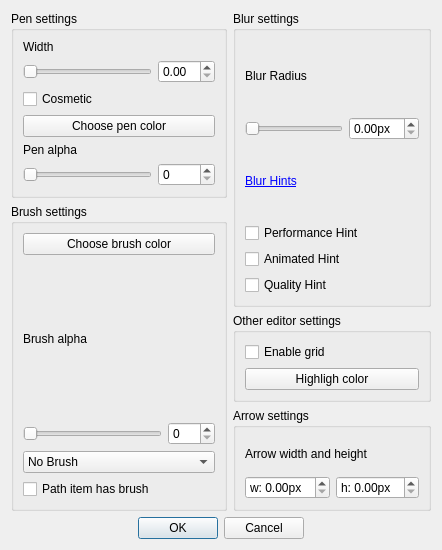
ArsenArsen/KShare, file src/cropeditor/settings/brushpenselection.ui: the form before one commit.
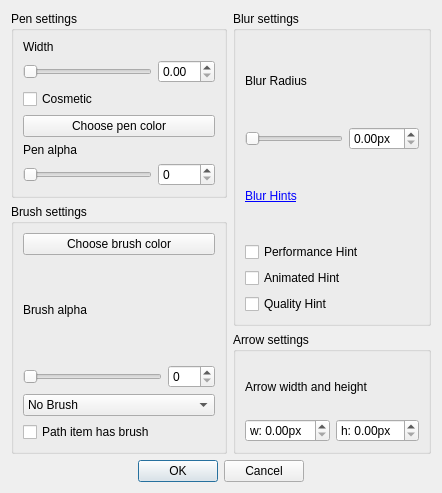
The form after the commit.

Commit message:
Add ScreenOverlaySettings for later use
gotta leave for class now

The edit to the form file:
```diff
--- a/src/cropeditor/settings/brushpenselection.ui
+++ b/src/cropeditor/settings/brushpenselection.ui
@@ -7,7 +7,7 @@
     <x>0</x>
     <y>0</y>
     <width>442</width>
-    <height>550</height>
+    <height>493</height>
    </rect>
   </property>
   <property name="focusPolicy">
@@ -17,6 +17,142 @@
    <string notr="true">Dialog</string>
   </property>
   <layout class="QGridLayout" name="gridLayout_4">
+   <item row="1" column="0" rowspan="4">
+    <widget class="QGroupBox" name="groupBox_2">
+     <property name="title">
+      <string>Brush settings</string>
+     </property>
+     <layout class="QGridLayout" name="gridLayout">
+      <item row="1" column="0">
+       <widget class="QLabel" name="label_4">
+        <property name="text">
+         <string>Brush alpha</string>
+        </property>
+       </widget>
+      </item>
+      <item row="3" column="0" colspan="2">
+       <widget class="QComboBox" name="brushStyle">
+        <item>
+         <property name="text">
+          <string>No Brush</string>
+         </property>
+        </item>
+        <item>
+         <property name="text">
+          <string>Solid</string>
+         </property>
+        </item>
+        <item>
+         <property name="text">
+          <string>Dense 1</string>
+         </property>
+        </item>
+        <item>
+         <property name="text">
+          <string>Dense 2</string>
+         </property>
+        </item>
+        <item>
+         <property name="text">
+          <string>Dense 3</string>
+         </property>
+        </item>
+        <item>
+         <property name="text">
+          <string>Dense 4</string>
+         </property>
+        </item>
+        <item>
+         <property name="text">
+          <string>Dense 5</string>
+         </property>
+        </item>
+        <item>
+         <property name="text">
+          <string>Dense 6</string>
+         </property>
+        </item>
+        <item>
+         <property name="text">
+          <string>Dense 7</string>
+         </property>
+        </item>
+        <item>
+         <property name="text">
+          <string>Horizontal</string>
+         </property>
+        </item>
+        <item>
+         <property name="text">
+          <string>Vertical</string>
+         </property>
+        </item>
+        <item>
+         <property name="text">
+          <string>Cross pattern</string>
+         </property>
+        </item>
+        <item>
+         <property name="text">
+          <string>Backwards diagonal</string>
+         </property>
+        </item>
+        <item>
+         <property name="text">
+          <string>Forwards diagonal</string>
+         </property>
+        </item>
+        <item>
+         <property name="text">
+          <string>Diagonal cross</string>
+         </property>
+        </item>
+       </widget>
+      </item>
+      <item row="0" column="0" colspan="2">
+       <widget class="QPushButton" name="brushColor">
+        <property name="text">
+         <string>Choose brush color</string>
+        </property>
+       </widget>
+      </item>
+      <item row="2" column="1">
+       <widget class="QSpinBox" name="alphaSpin">
+        <property name="maximum">
+         <number>255</number>
+        </property>
+       </widget>
+      </item>
+      <item row="2" column="0">
+       <widget class="QSlider" name="alphaSlider">
+        <property name="maximum">
+         <number>255</number>
+        </property>
+        <property name="orientation">
+         <enum>Qt::Horizontal</enum>
+        </property>
+       </widget>
+      </item>
+      <item row="4" column="0" colspan="2">
+       <widget class="QCheckBox" name="pathItemHasBrush">
+        <property name="text">
+         <string>Path item has brush</string>
+        </property>
+       </widget>
+      </item>
+     </layout>
+    </widget>
+   </item>
+   <item row="5" column="0" colspan="2">
+    <widget class="QDialogButtonBox" name="buttonBox">
+     <property name="standardButtons">
+      <set>QDialogButtonBox::Cancel|QDialogButtonBox::Ok</set>
+     </property>
+     <property name="centerButtons">
+      <bool>true</bool>
+     </property>
+    </widget>
+   </item>
    <item row="0" column="0">
     <widget class="QGroupBox" name="groupBox">
      <property name="title">
@@ -84,14 +220,40 @@
      </layout>
     </widget>
    </item>
-   <item row="6" column="0" colspan="2">
-    <widget class="QDialogButtonBox" name="buttonBox">
-     <property name="standardButtons">
-      <set>QDialogButtonBox::Cancel|QDialogButtonBox::Ok</set>
+   <item row="3" column="1" rowspan="2">
+    <widget class="QGroupBox" name="groupBox_4">
+     <property name="title">
+      <string>Arrow settings</string>
      </property>
-     <property name="centerButtons">
-      <bool>true</bool>
-     </property>
+     <layout class="QGridLayout" name="gridLayout_5">
+      <item row="0" column="0" colspan="2">
+       <widget class="QLabel" name="label_6">
+        <property name="text">
+         <string>Arrow width and height</string>
+        </property>
+       </widget>
+      </item>
+      <item row="1" column="0">
+       <widget class="QDoubleSpinBox" name="arroww">
+        <property name="prefix">
+         <string notr="true">w: </string>
+        </property>
+        <property name="suffix">
+         <string notr="true">px</string>
+        </property>
+       </widget>
+      </item>
+      <item row="1" column="1">
+       <widget class="QDoubleSpinBox" name="arrowh">
+        <property name="prefix">
+         <string notr="true">h: </string>
+        </property>
+        <property name="suffix">
+         <string notr="true">px</string>
+        </property>
+       </widget>
+      </item>
+     </layout>
     </widget>
    </item>
    <item row="0" column="1" rowspan="3">
@@ -167,191 +329,6 @@
      </layout>
     </widget>
    </item>
-   <item row="1" column="0" rowspan="5">
-    <widget class="QGroupBox" name="groupBox_2">
-     <property name="title">
-      <string>Brush settings</string>
-     </property>
-     <layout class="QGridLayout" name="gridLayout">
-      <item row="1" column="0">
-       <widget class="QLabel" name="label_4">
-        <property name="text">
-         <string>Brush alpha</string>
-        </property>
-       </widget>
-      </item>
-      <item row="3" column="0" colspan="2">
-       <widget class="QComboBox" name="brushStyle">
-        <item>
-         <property name="text">
-          <string>No Brush</string>
-         </property>
-        </item>
-        <item>
-         <property name="text">
-          <string>Solid</string>
-         </property>
-        </item>
-        <item>
-         <property name="text">
-          <string>Dense 1</string>
-         </property>
-        </item>
-        <item>
-         <property name="text">
-          <string>Dense 2</string>
-         </property>
-        </item>
-        <item>
-         <property name="text">
-          <string>Dense 3</string>
-         </property>
-        </item>
-        <item>
-         <property name="text">
-          <string>Dense 4</string>
-         </property>
-        </item>
-        <item>
-         <property name="text">
-          <string>Dense 5</string>
-         </property>
-        </item>
-        <item>
-         <property name="text">
-          <string>Dense 6</string>
-         </property>
-        </item>
-        <item>
-         <property name="text">
-          <string>Dense 7</string>
-         </property>
-        </item>
-        <item>
-         <property name="text">
-          <string>Horizontal</string>
-         </property>
-        </item>
-        <item>
-         <property name="text">
-          <string>Vertical</string>
-         </property>
-        </item>
-        <item>
-         <property name="text">
-          <string>Cross pattern</string>
-         </property>
-        </item>
-        <item>
-         <property name="text">
-          <string>Backwards diagonal</string>
-         </property>
-        </item>
-        <item>
-         <property name="text">
-          <string>Forwards diagonal</string>
-         </property>
-        </item>
-        <item>
-         <property name="text">
-          <string>Diagonal cross</string>
-         </property>
-        </item>
-       </widget>
-      </item>
-      <item row="0" column="0" colspan="2">
-       <widget class="QPushButton" name="brushColor">
-        <property name="text">
-         <string>Choose brush color</string>
-        </property>
-       </widget>
-      </item>
-      <item row="2" column="1">
-       <widget class="QSpinBox" name="alphaSpin">
-        <property name="maximum">
-         <number>255</number>
-        </property>
-       </widget>
-      </item>
-      <item row="2" column="0">
-       <widget class="QSlider" name="alphaSlider">
-        <property name="maximum">
-         <number>255</number>
-        </property>
-        <property name="orientation">
-         <enum>Qt::Horizontal</enum>
-        </property>
-       </widget>
-      </item>
-      <item row="4" column="0" colspan="2">
-       <widget class="QCheckBox" name="pathItemHasBrush">
-        <property name="text">
-         <string>Path item has brush</string>
-        </property>
-       </widget>
-      </item>
-     </layout>
-    </widget>
-   </item>
-   <item row="4" column="1" rowspan="2">
-    <widget class="QGroupBox" name="groupBox_4">
-     <property name="title">
-      <string>Arrow settings</string>
-     </property>
-     <layout class="QGridLayout" name="gridLayout_5">
-      <item row="0" column="0" colspan="2">
-       <widget class="QLabel" name="label_6">
-        <property name="text">
-         <string>Arrow width and height</string>
-        </property>
-       </widget>
-      </item>
-      <item row="1" column="0">
-       <widget class="QDoubleSpinBox" name="arroww">
-        <property name="prefix">
-         <string notr="true">w: </string>
-        </property>
-        <property name="suffix">
-         <string notr="true">px</string>
-        </property>
-       </widget>
-      </item>
-      <item row="1" column="1">
-       <widget class="QDoubleSpinBox" name="arrowh">
-        <property name="prefix">
-         <string notr="true">h: </string>
-        </property>
-        <property name="suffix">
-         <string notr="true">px</string>
-        </property>
-       </widget>
-      </item>
-     </layout>
-    </widget>
-   </item>
-   <item row="3" column="1">
-    <widget class="QGroupBox" name="groupBox_5">
-     <property name="title">
-      <string>Other editor settings</string>
-     </property>
-     <layout class="QGridLayout" name="gridLayout_6">
-      <item row="0" column="0">
-       <widget class="QCheckBox" name="gridBox">
-        <property name="text">
-         <string>Enable grid</string>
-        </property>
-       </widget>
-      </item>
-      <item row="1" column="0">
-       <widget class="QPushButton" name="highlightColor">
-        <property name="text">
-         <string>Highligh color</string>
-        </property>
-       </widget>
-      </item>
-     </layout>
-    </widget>
-   </item>
   </layout>
  </widget>
  <resources/>
```
The commit also changes 18 other files.
